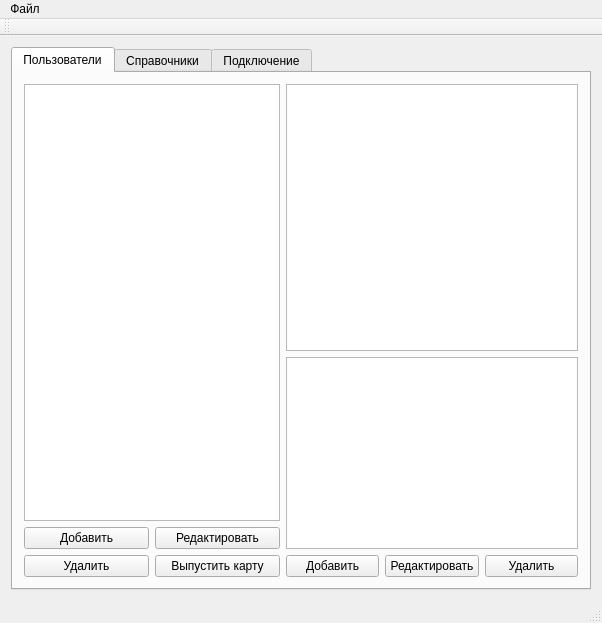
First picture: the form in dataBaseFirebird/mainwindow.ui, repository Evgeniykull/DataBase, before the edit.
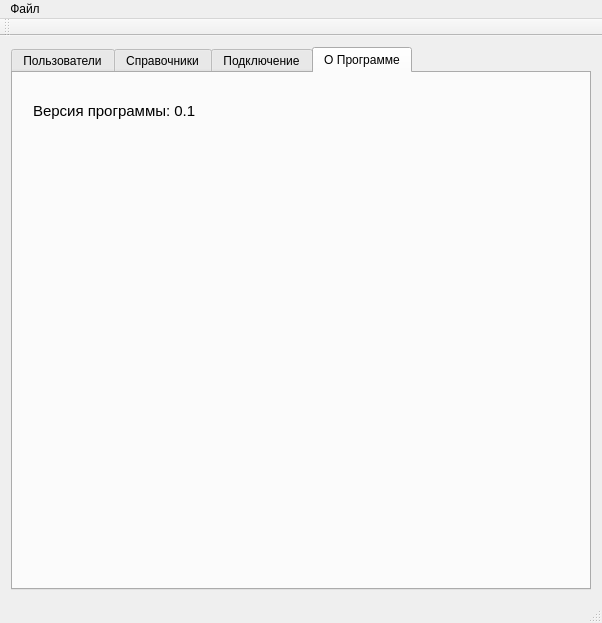
Second picture: the form after the edit.

The edit to the form file:
```diff
--- a/dataBaseFirebird/mainwindow.ui
+++ b/dataBaseFirebird/mainwindow.ui
@@ -18,7 +18,7 @@
     <item row="0" column="0">
      <widget class="QTabWidget" name="tabWidget">
       <property name="currentIndex">
-       <number>0</number>
+       <number>3</number>
       </property>
       <property name="tabsClosable">
        <bool>false</bool>
@@ -405,6 +405,29 @@
         </item>
        </layout>
       </widget>
+      <widget class="QWidget" name="tabAbout">
+       <attribute name="title">
+        <string>О Программе</string>
+       </attribute>
+       <widget class="QLabel" name="label">
+        <property name="geometry">
+         <rect>
+          <x>20</x>
+          <y>30</y>
+          <width>171</width>
+          <height>16</height>
+         </rect>
+        </property>
+        <property name="font">
+         <font>
+          <pointsize>11</pointsize>
+         </font>
+        </property>
+        <property name="text">
+         <string>Версия программы: 0.1</string>
+        </property>
+       </widget>
+      </widget>
      </widget>
     </item>
    </layout>
```
Left out of the diff: 13 changed lines with no effect on the pictures.
